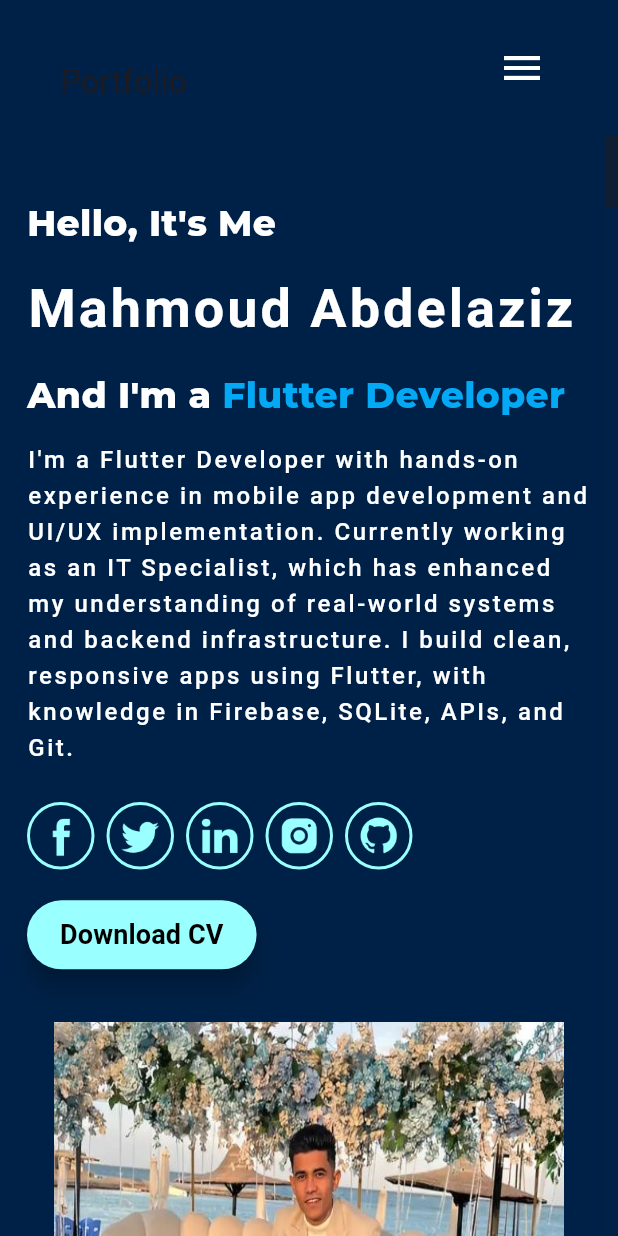
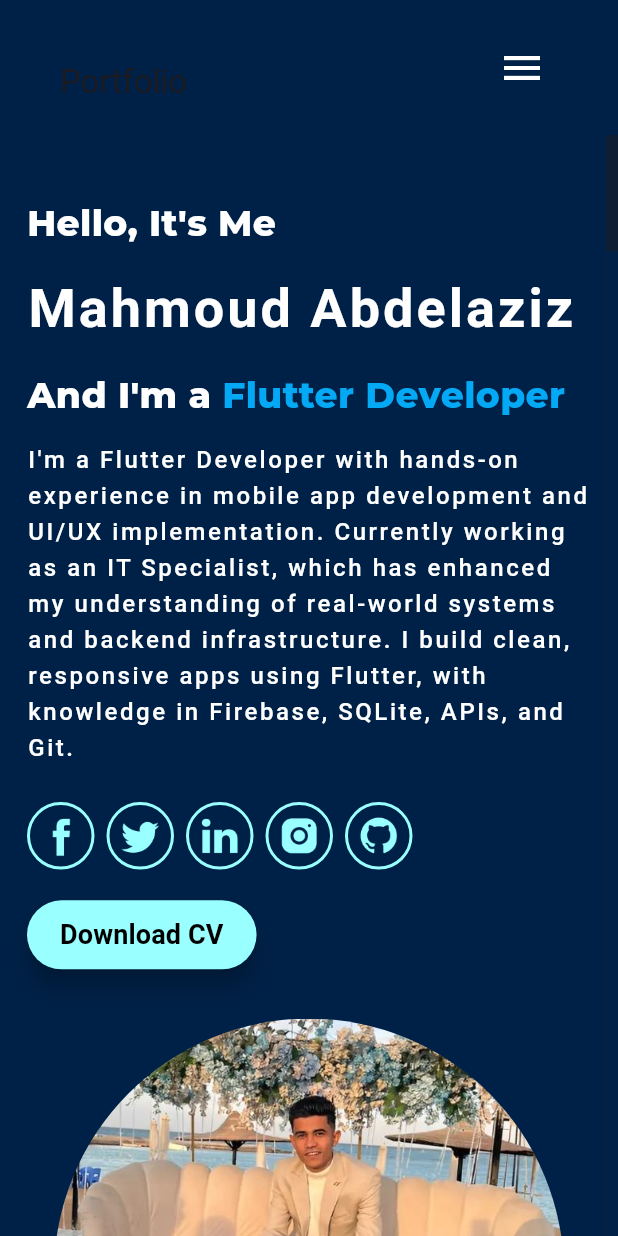
Before and after one commit to mahmoudabdelaziz0/mahmoud-abdelaziz-portfolio, a Flutter app: the screen it shows after launch, on a phone screen of 412 x 824 dp. Run offline on Flutter 3.47's test engine with Material 3 defaults, Android fonts, the phone set to English and light mode, and no system bars; drawn by our look-alikes of animated_text_kit, scrollable_positioned_list; our stand-ins replace animate_do, google_fonts.

Commit message:
refactor about me

```diff
--- a/lib/widgets/profile_animation.dart
+++ b/lib/widgets/profile_animation.dart
@@ -35,12 +35,13 @@ class ProfileAnimationState extends State<ProfileAnimation>
   Widget build(BuildContext context) {
     return SlideTransition(
       position: _animation,
-      child:
-       Image.asset(
-        AppAssets.profile1,
-        width: 340,
-        height: 450,
-        fit: BoxFit.fill,
+      child: ClipOval(
+        child: Image.asset(
+          AppAssets.profile1,
+          width: 340,
+          height: 340,
+          fit: BoxFit.cover,
+        ),
       ),
     );
   }
```
Also changed, not shown: lib/views/my_services.dart (+23 -12 lines), 1 other file.
